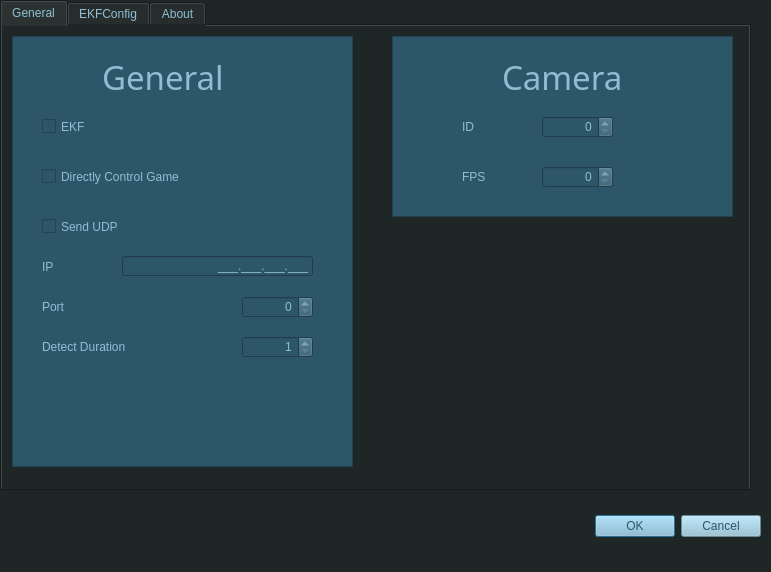
Before: the Qt Designer form agentxconfig.ui in jyfzh/FOXTracker, drawn with Qt 5.
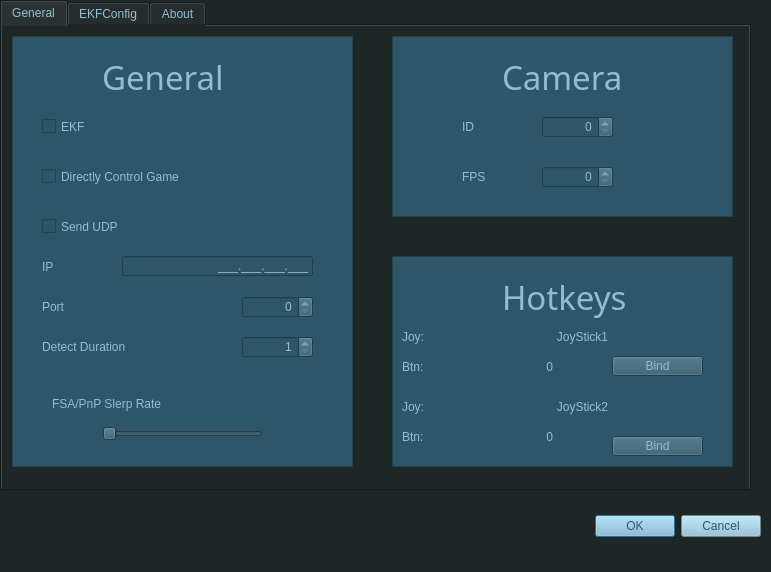
After: the same form once the commit is applied. Custom widgets are drawn as their Qt base class.

Commit message: Update config menu, add recenter function on joystick

```diff
--- a/agentxconfig.ui
+++ b/agentxconfig.ui
@@ -251,6 +251,32 @@
        <number>100000</number>
       </property>
      </widget>
+     <widget class="QSlider" name="SlerpRate_Input">
+      <property name="geometry">
+       <rect>
+        <x>90</x>
+        <y>390</y>
+        <width>160</width>
+        <height>16</height>
+       </rect>
+      </property>
+      <property name="orientation">
+       <enum>Qt::Horizontal</enum>
+      </property>
+     </widget>
+     <widget class="QLabel" name="label_12">
+      <property name="geometry">
+       <rect>
+        <x>40</x>
+        <y>360</y>
+        <width>221</width>
+        <height>16</height>
+       </rect>
+      </property>
+      <property name="text">
+       <string>FSA/PnP Slerp Rate</string>
+      </property>
+     </widget>
     </widget>
     <widget class="QFrame" name="frame_2">
      <property name="geometry">
@@ -363,6 +389,201 @@
       </property>
      </widget>
     </widget>
+    <widget class="QFrame" name="frame">
+     <property name="geometry">
+      <rect>
+       <x>390</x>
+       <y>230</y>
+       <width>341</width>
+       <height>211</height>
+      </rect>
+     </property>
+     <property name="styleSheet">
+      <string notr="true">font: 14pt &quot;Source Code Pro&quot;;
+background-color: rgb(46, 86, 105);
+color: #8fbed4;</string>
+     </property>
+     <property name="frameShape">
+      <enum>QFrame::StyledPanel</enum>
+     </property>
+     <property name="frameShadow">
+      <enum>QFrame::Raised</enum>
+     </property>
+     <widget class="QLabel" name="label_11">
+      <property name="geometry">
+       <rect>
+        <x>110</x>
+        <y>10</y>
+        <width>151</width>
+        <height>61</height>
+       </rect>
+      </property>
+      <property name="font">
+       <font>
+        <family>Source Code Pro</family>
+        <pointsize>25</pointsize>
+        <weight>50</weight>
+        <italic>false</italic>
+        <bold>false</bold>
+       </font>
+      </property>
+      <property name="styleSheet">
+       <string notr="true">font: 25pt &quot;Source Code Pro&quot;;
+</string>
+      </property>
+      <property name="text">
+       <string>Hotkeys</string>
+      </property>
+     </widget>
+     <widget class="QLabel" name="Hotkey1_Joystick">
+      <property name="geometry">
+       <rect>
+        <x>60</x>
+        <y>70</y>
+        <width>261</width>
+        <height>21</height>
+       </rect>
+      </property>
+      <property name="styleSheet">
+       <string notr="true">font: 10pt &quot;Source Code Pro&quot;;</string>
+      </property>
+      <property name="text">
+       <string>JoyStick1</string>
+      </property>
+      <property name="alignment">
+       <set>Qt::AlignCenter</set>
+      </property>
+     </widget>
+     <widget class="QLabel" name="Hotkey1_Button">
+      <property name="geometry">
+       <rect>
+        <x>80</x>
+        <y>100</y>
+        <width>81</width>
+        <height>21</height>
+       </rect>
+      </property>
+      <property name="text">
+       <string>0</string>
+      </property>
+      <property name="alignment">
+       <set>Qt::AlignRight|Qt::AlignTrailing|Qt::AlignVCenter</set>
+      </property>
+     </widget>
+     <widget class="QLabel" name="Hotkey2_Joystick">
+      <property name="geometry">
+       <rect>
+        <x>60</x>
+        <y>140</y>
+        <width>261</width>
+        <height>21</height>
+       </rect>
+      </property>
+      <property name="styleSheet">
+       <string notr="true">font: 10pt &quot;Source Code Pro&quot;;</string>
+      </property>
+      <property name="text">
+       <string>JoyStick2</string>
+      </property>
+      <property name="alignment">
+       <set>Qt::AlignCenter</set>
+      </property>
+     </widget>
+     <widget class="QLabel" name="Hotkey2_Button">
+      <property name="geometry">
+       <rect>
+        <x>80</x>
+        <y>170</y>
+        <width>81</width>
+        <height>21</height>
+       </rect>
+      </property>
+      <property name="text">
+       <string>0</string>
+      </property>
+      <property name="alignment">
+       <set>Qt::AlignRight|Qt::AlignTrailing|Qt::AlignVCenter</set>
+      </property>
+     </widget>
+     <widget class="QPushButton" name="Bind_HotKey1">
+      <property name="geometry">
+       <rect>
+        <x>220</x>
+        <y>100</y>
+        <width>91</width>
+        <height>20</height>
+       </rect>
+      </property>
+      <property name="text">
+       <string>Bind</string>
+      </property>
+     </widget>
+     <widget class="QPushButton" name="Bind_HotKey2">
+      <property name="geometry">
+       <rect>
+        <x>220</x>
+        <y>180</y>
+        <width>91</width>
+        <height>20</height>
+       </rect>
+      </property>
+      <property name="text">
+       <string>Bind</string>
+      </property>
+     </widget>
+     <widget class="QLabel" name="Hotkey1_Joystick_2">
+      <property name="geometry">
+       <rect>
+        <x>10</x>
+        <y>70</y>
+        <width>41</width>
+        <height>21</height>
+       </rect>
+      </property>
+      <property name="text">
+       <string>Joy:</string>
+      </property>
+     </widget>
+     <widget class="QLabel" name="Hotkey1_Joystick_3">
+      <property name="geometry">
+       <rect>
+        <x>10</x>
+        <y>140</y>
+        <width>41</width>
+        <height>21</height>
+       </rect>
+      </property>
+      <property name="text">
+       <string>Joy:</string>
+      </property>
+     </widget>
+     <widget class="QLabel" name="Hotkey1_Joystick_4">
+      <property name="geometry">
+       <rect>
+        <x>10</x>
+        <y>100</y>
+        <width>41</width>
+        <height>21</height>
+       </rect>
+      </property>
+      <property name="text">
+       <string>Btn:</string>
+      </property>
+     </widget>
+     <widget class="QLabel" name="Hotkey1_Joystick_5">
+      <property name="geometry">
+       <rect>
+        <x>10</x>
+        <y>170</y>
+        <width>41</width>
+        <height>21</height>
+       </rect>
+      </property>
+      <property name="text">
+       <string>Btn:</string>
+      </property>
+     </widget>
+    </widget>
    </widget>
    <widget class="QWidget" name="tab_2">
     <attribute name="title">
```
The commit also changes 13 other files.
